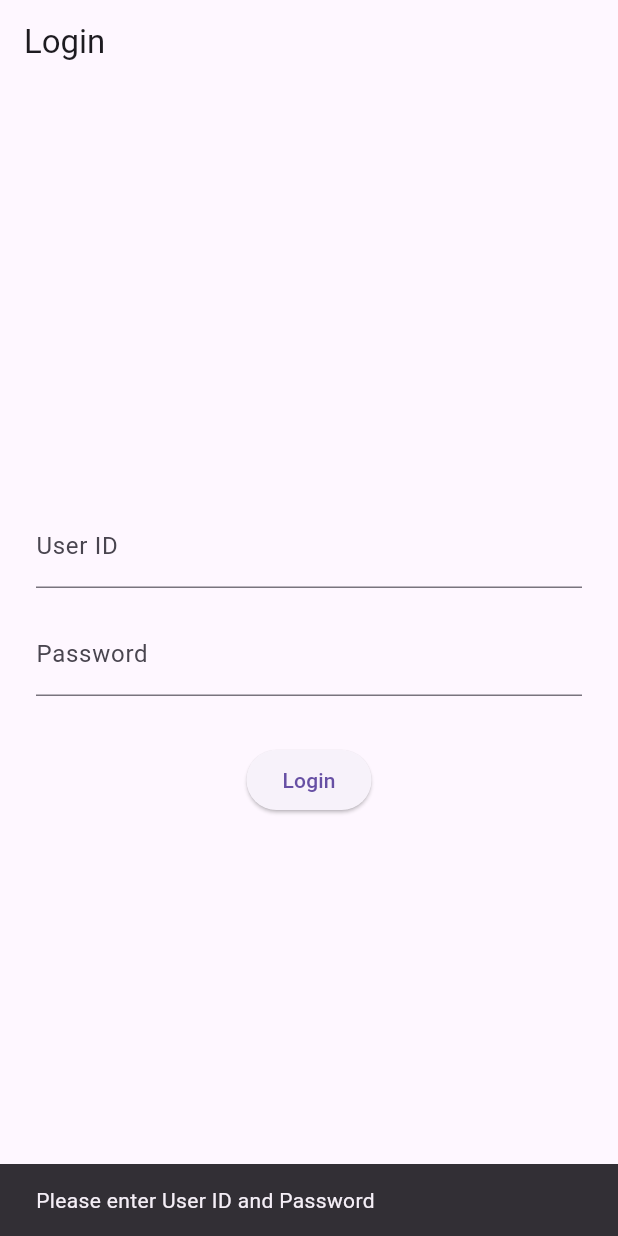
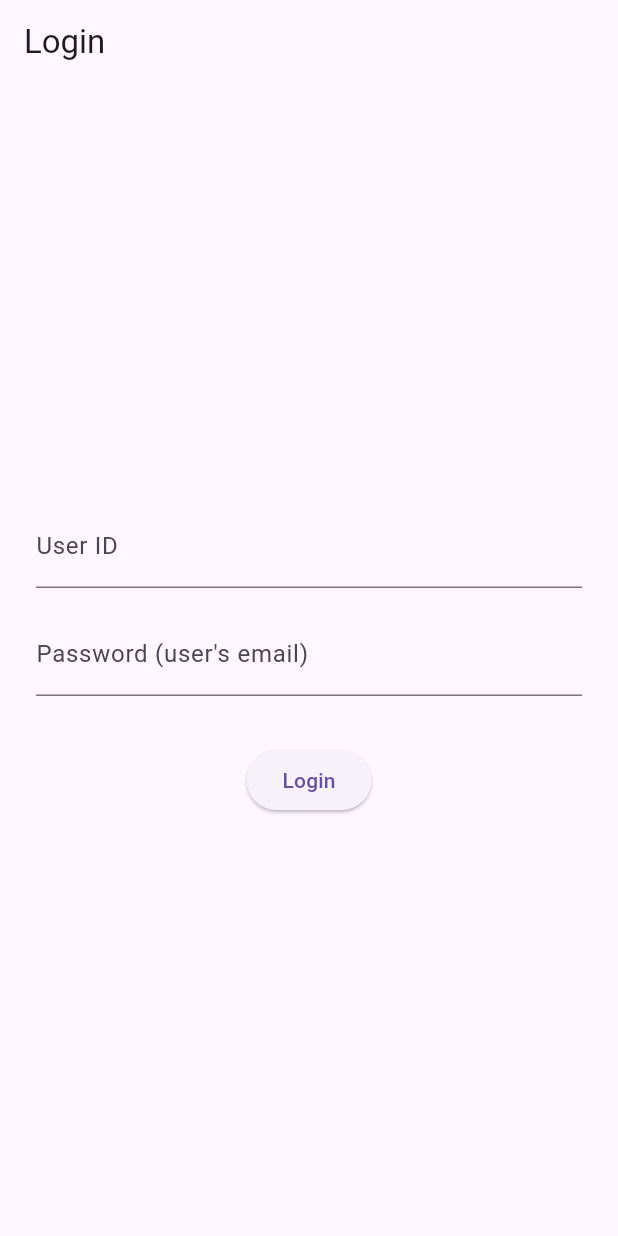
Before and after one commit to glenntuyu/default-template, a Flutter app: the screen it shows after launch, after a tap on "Login", on a phone screen of 412 x 824 dp. Run offline on Flutter 3.47's test engine with Material 3 defaults, Android fonts, the phone set to English and light mode, and no system bars; statements that could not run were skipped.

Commit message:
add api login example

```diff
--- a/lib/login_page.dart
+++ /dev/null
@@ -1,52 +0,0 @@
-import 'package:flutter/material.dart';
-
-class LoginPage extends StatefulWidget {
-  @override
-  _LoginPageState createState() => _LoginPageState();
-}
-
-class _LoginPageState extends State<LoginPage> {
-  final _userIdController = TextEditingController();
-  final _passwordController = TextEditingController();
-
-  void _login() {
-    // Simple validation (replace with real auth logic)
-    if (_userIdController.text.isNotEmpty && _passwordController.text.isNotEmpty) {
-      Navigator.pushReplacementNamed(context, '/home');
-    } else {
-      ScaffoldMessenger.of(context).showSnackBar(
-        SnackBar(content: Text('Please enter User ID and Password')),
-      );
-    }
-  }
-
-  @override
-  Widget build(BuildContext context) {
-    return Scaffold(
-      appBar: AppBar(title: Text('Login')),
-      body: Padding(
-        padding: const EdgeInsets.all(24.0),
-        child: Column(
-          mainAxisAlignment: MainAxisAlignment.center,
-          children: [
-            TextField(
-              controller: _userIdController,
-              decoration: InputDecoration(labelText: 'User ID'),
-            ),
-            SizedBox(height: 16),
-            TextField(
-              controller: _passwordController,
-              decoration: InputDecoration(labelText: 'Password'),
-              obscureText: true,
-            ),
-            SizedBox(height: 32),
-            ElevatedButton(
-              onPressed: _login,
-              child: Text('Login'),
-            ),
-          ],
-        ),
-      ),
-    );
-  }
-}
--- a/lib/main.dart
+++ b/lib/main.dart
@@ -1,6 +1,6 @@
 import 'package:flutter/material.dart';
-import 'login_page.dart';
-import 'home_page.dart';
+import 'presentation/login_page.dart';
+import 'presentation/home_page.dart';
 
 void main() {
   runApp(MyApp());
--- /dev/null
+++ b/lib/presentation/login_page.dart
@@ -0,0 +1,77 @@
+import 'package:default_template/service/ApiService';
+import 'package:flutter/material.dart';
+import 'home_page.dart';
+
+class LoginPage extends StatefulWidget {
+  const LoginPage({super.key});
+
+  @override
+  State<LoginPage> createState() => _LoginPageState();
+}
+
+class _LoginPageState extends State<LoginPage> {
+  final _userIdController = TextEditingController();
+  final _passwordController = TextEditingController();
+  final ApiService _apiService = ApiService();
+
+  bool _isLoading = false;
+
+  Future<void> _handleLogin() async {
+    setState(() => _isLoading = true);
+    final success = await _apiService.login(
+      userId: _userIdController.text,
+      password: _passwordController.text,
+    );
+    setState(() => _isLoading = false);
+
+    if (success) {
+      Navigator.pushReplacement(
+        context,
+        MaterialPageRoute(builder: (_) => HomePage()),
+      );
+    } else {
+      ScaffoldMessenger.of(context).showSnackBar(
+        SnackBar(content: Text('Login failed. Make sure User ID exists and password matches email.')),
+      );
+    }
+  }
+
+  @override
+  void dispose() {
+    _userIdController.dispose();
+    _passwordController.dispose();
+    super.dispose();
+  }
+
+  @override
+  Widget build(BuildContext context) {
+    return Scaffold(
+      appBar: AppBar(title: Text('Login')),
+      body: Padding(
+        padding: const EdgeInsets.all(24.0),
+        child: Column(
+          mainAxisAlignment: MainAxisAlignment.center,
+          children: [
+            TextField(
+              controller: _userIdController,
+              decoration: InputDecoration(labelText: 'User ID'),
+            ),
+            SizedBox(height: 16),
+            TextField(
+              controller: _passwordController,
+              decoration: InputDecoration(labelText: 'Password (user\'s email)'),
+              obscureText: true,
+            ),
+            SizedBox(height: 32),
+            _isLoading
+                ? CircularProgressIndicator()
+                : ElevatedButton(
+                    onPressed: _handleLogin,
+                    child: Text('Login'),
+                  ),
+          ],
+        ),
+      ),
+    );
+  }
+}
--- a/pubspec.yaml
+++ b/pubspec.yaml
@@ -9,6 +9,7 @@
 dependencies:
   flutter:
     sdk: flutter
+  http: ^1.2.1
 
 dev_dependencies:
   flutter_test:
```
Also changed, not shown: lib/presentation/home_page.dart (renamed from lib/home_page.dart), 2 other files.
